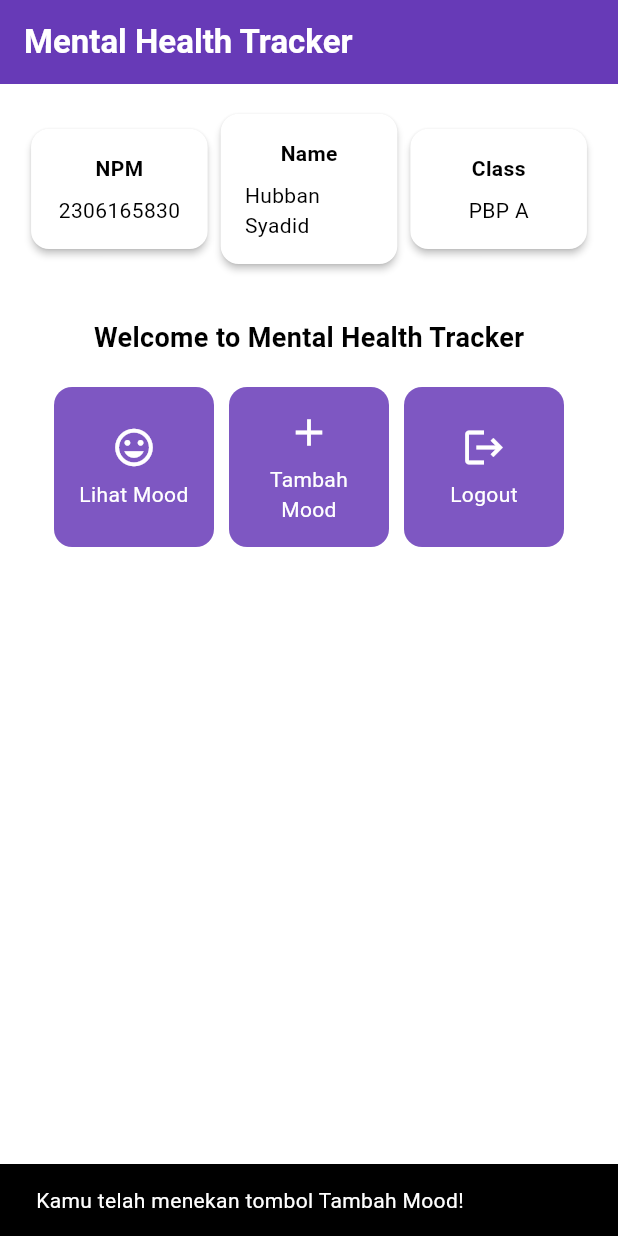
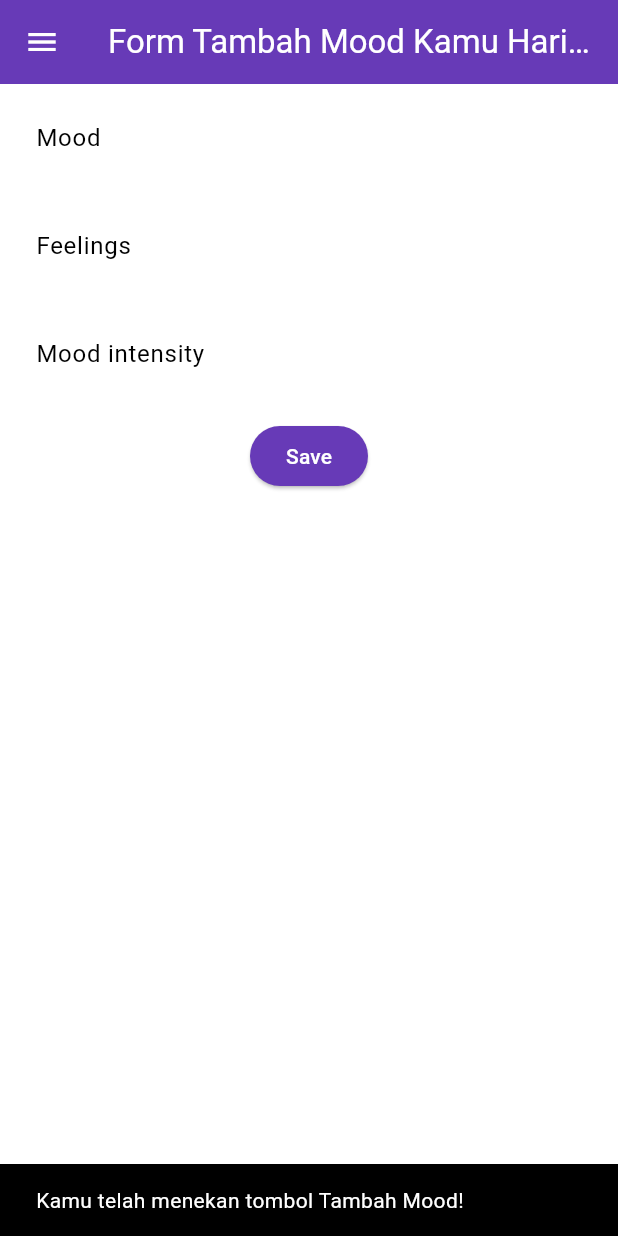
Before and after one commit to hsyadid/mental-health-tracker-mobile., a Flutter app: the screen it shows after launch, after a tap on "Tambah Mood", on a phone screen of 412 x 824 dp. Run offline on Flutter 3.47's test engine with Material 3 defaults, Android fonts, the phone set to English and light mode, and no system bars.

Commit message:
Selesai tutorial 6

```diff
--- a/mental_health_tracker/lib/menu.dart
+++ b/mental_health_tracker/lib/menu.dart
@@ -1,4 +1,6 @@
 import 'package:flutter/material.dart';
+import 'package:mental_health_tracker/widgets/left_drawer.dart';
+import 'package:mental_health_tracker/moodentry_form.dart';
 
 class MyHomePage extends StatelessWidget {
   MyHomePage({super.key});
@@ -19,6 +21,7 @@ class MyHomePage extends StatelessWidget {
     return Scaffold(
       // AppBar adalah bagian atas halaman yang menampilkan judul.
       appBar: AppBar(
+
           // Judul aplikasi "Mental Health Tracker" dengan teks putih dan tebal.
           title: const Text(
             'Mental Health Tracker',
@@ -29,7 +32,13 @@ class MyHomePage extends StatelessWidget {
           ),
           // Warna latar belakang AppBar diambil dari skema warna tema aplikasi.
           backgroundColor: Theme.of(context).colorScheme.primary,
-      ),
+
+          // Mengganti warna icon drawer menjadi putih
+          iconTheme: const IconThemeData(color: Colors.white)),
+
+      // Masukkan drawer sebagai parameter nilai drawer dari widget Scaffold
+      drawer: const LeftDrawer(),
+
       // Body halaman dengan padding di sekelilingnya.
       body: Padding(
         padding: const EdgeInsets.all(16.0),
@@ -150,13 +159,21 @@ class ItemCard extends StatelessWidget {
       borderRadius: BorderRadius.circular(12),
 
       child: InkWell(
-        // Aksi ketika kartu ditekan.
+// Area responsif terhadap sentuhan
         onTap: () {
-          // Menampilkan pesan SnackBar saat kartu ditekan.
+          // Memunculkan SnackBar ketika diklik
           ScaffoldMessenger.of(context)
             ..hideCurrentSnackBar()
             ..showSnackBar(SnackBar(
                 content: Text("Kamu telah menekan tombol ${item.name}!")));
+
+          // Navigate ke route yang sesuai (tergantung jenis tombol)
+          if (item.name == "Tambah Mood") {
+            Navigator.push(
+              context,
+              MaterialPageRoute(builder: (context) => MoodEntryFormPage()),
+            );
+          }
         },
         // Container untuk menyimpan Icon dan Text
         child: Container(
--- /dev/null
+++ b/mental_health_tracker/lib/moodentry_form.dart
@@ -0,0 +1,161 @@
+import 'package:flutter/material.dart';
+import 'package:mental_health_tracker/widgets/left_drawer.dart';
+
+class MoodEntryFormPage extends StatefulWidget {
+  const MoodEntryFormPage({super.key});
+
+  @override
+  State<MoodEntryFormPage> createState() => _MoodEntryFormPageState();
+}
+
+class _MoodEntryFormPageState extends State<MoodEntryFormPage> {
+  final _formKey = GlobalKey<FormState>();
+  String _mood = "";
+  String _feelings = "";
+  int _moodIntensity = 0;
+
+  @override
+  Widget build(BuildContext context) {
+    return Scaffold(
+      appBar: AppBar(
+        title: const Center(
+          child: Text(
+            'Form Tambah Mood Kamu Hari ini',
+          ),
+        ),
+        backgroundColor: Theme.of(context).colorScheme.primary,
+        foregroundColor: Colors.white,
+      ),
+      drawer: const LeftDrawer(),
+      body: Form(
+        key: _formKey,
+        child: SingleChildScrollView(
+          child: Column(
+            crossAxisAlignment: CrossAxisAlignment.start,
+            children: [
+              Padding(
+                padding: const EdgeInsets.all(8.0),
+                child: TextFormField(
+                  decoration: InputDecoration(
+                    hintText: "Mood",
+                    labelText: "Mood",
+                    border: OutlineInputBorder(
+                      borderRadius: BorderRadius.circular(5.0),
+                    ),
+                  ),
+                  onChanged: (String? value) {
+                    setState(() {
+                      _mood = value!;
+                    });
+                  },
+                  validator: (String? value) {
+                    if (value == null || value.isEmpty) {
+                      return "Mood tidak boleh kosong!";
+                    }
+                    return null;
+                  },
+                ),
+              ),
+              Padding(
+                padding: const EdgeInsets.all(8.0),
+                child: TextFormField(
+                  decoration: InputDecoration(
+                    hintText: "Feelings",
+                    labelText: "Feelings",
+                    border: OutlineInputBorder(
+                      borderRadius: BorderRadius.circular(5.0),
+                    ),
+                  ),
+                  onChanged: (String? value) {
+                    setState(() {
+                      _feelings = value!;
+                    });
+                  },
+                  validator: (String? value) {
+                    if (value == null || value.isEmpty) {
+                      return "Feelings tidak boleh kosong!";
+                    }
+                    return null;
+                  },
+                ),
+              ),
+              Padding(
+                padding: const EdgeInsets.all(8.0),
+                child: TextFormField(
+                  decoration: InputDecoration(
+                    hintText: "Mood intensity",
+                    labelText: "Mood intensity",
+                    border: OutlineInputBorder(
+                      borderRadius: BorderRadius.circular(5.0),
+                    ),
+                  ),
+                  onChanged: (String? value) {
+                    setState(() {
+                      _moodIntensity = int.tryParse(value!) ?? 0;
+                    });
+                  },
+                  validator: (String? value) {
+                    if (value == null || value.isEmpty) {
+                      return "Mood intensity tidak boleh kosong!";
+                    }
+                    if (int.tryParse(value) == null) {
+                      return "Mood intensity harus berupa angka!";
+                    }
+                    return null;
+                  },
+                ),
+              ),
+              Align(
+                alignment: Alignment.bottomCenter,
+                child: Padding(
+                  padding: const EdgeInsets.all(8.0),
+                  child: ElevatedButton(
+                    style: ButtonStyle(
+                      backgroundColor: MaterialStateProperty.all(
+                          Theme.of(context).colorScheme.primary),
+                    ),
+                    onPressed: () {
+                      if (_formKey.currentState!.validate()) {
+                        showDialog(
+                          context: context,
+                          builder: (context) {
+                            return AlertDialog(
+                              title: const Text('Mood berhasil tersimpan'),
+                              content: SingleChildScrollView(
+                                child: Column(
+                                  crossAxisAlignment: CrossAxisAlignment.start,
+                                  children: [
+                                    Text('Mood: $_mood'),
+                                    Text('Feelings: $_feelings'),
+                                    Text('Mood Intensity: $_moodIntensity'),
+                                  ],
+                                ),
+                              ),
+                              actions: [
+                                TextButton(
+                                  child: const Text('OK'),
+                                  onPressed: () {
+                                    Navigator.pop(context);
+                                    _formKey.currentState!.reset();
+                                  },
+                                ),
+                              ],
+                            );
+                          },
+                        );
+                      }
+                    },
+                    child: const Text(
+                      "Save",
+                      style: TextStyle(color: Colors.white),
+                    ),
+                  ),
+                ),
+              ),
+            ],
+          ),
+        ),
+      ),
+    );
+  }
+}
--- /dev/null
+++ b/mental_health_tracker/lib/widgets/left_drawer.dart
@@ -0,0 +1,69 @@
+import 'package:flutter/material.dart';
+import 'package:mental_health_tracker/menu.dart';
+import 'package:mental_health_tracker/moodentry_form.dart';
+
+class LeftDrawer extends StatelessWidget {
+  const LeftDrawer({super.key});
+
+  @override
+  Widget build(BuildContext context) {
+    return Drawer(
+      child: ListView(
+        children: [
+          DrawerHeader(
+            decoration: BoxDecoration(
+              color: Theme.of(context).colorScheme.primary,
+            ),
+            child: const Column(
+              children: [
+                Text(
+                  'Mental Health Tracker',
+                  textAlign: TextAlign.center,
+                  style: TextStyle(
+                    fontSize: 24,
+                    fontWeight: FontWeight.bold,
+                    color: Colors.white,
+                  ),
+                ),
+                Padding(padding: EdgeInsets.all(8)),
+                Text(
+                  "Ayo jaga kesehatan mentalmu setiap hari disini!",
+                  textAlign: TextAlign.center,
+                  style: TextStyle(
+                    fontSize: 15,
+                    fontWeight: FontWeight.normal,
+                    color: Colors.white,
+                  ),
+                ),
+              ],
+            ),
+          ),
+          ListTile(
+            leading: const Icon(Icons.home_outlined),
+            title: const Text('Halaman Utama'),
+            // Bagian redirection ke MyHomePage
+            onTap: () {
+              Navigator.pushReplacement(
+                  context,
+                  MaterialPageRoute(
+                    builder: (context) => MyHomePage(),
+                  ));
+            },
+          ),
+          ListTile(
+            leading: const Icon(Icons.mood),
+            title: const Text('Tambah Mood'),
+            // Bagian redirection ke MoodEntryFormPage
+            onTap: () {
+              Navigator.pushReplacement(
+                  context,
+                  MaterialPageRoute(
+                    builder: (context) => MoodEntryFormPage(),
+                  ));
+            },
+          ),
+        ],
+      ),
+    );
+  }
+}
```
Lines whose indentation alone changed are shown as unchanged.
